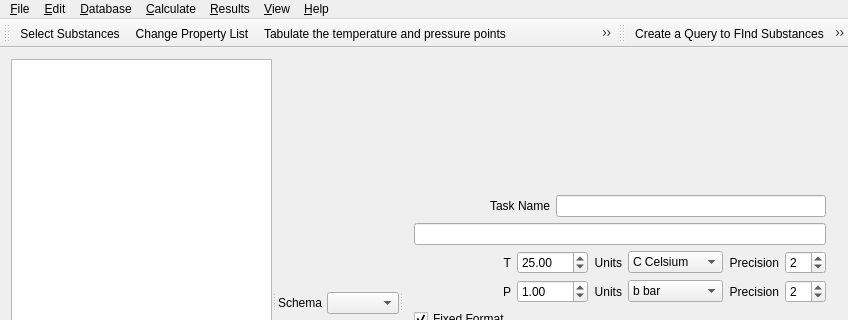
Qt form gui/src/ThermoFunWidget.ui (thermohub/thermofun) before a commit; both pictures show x 0 to 848 and y 0 to 320 of the 848 by 575 pixel window.
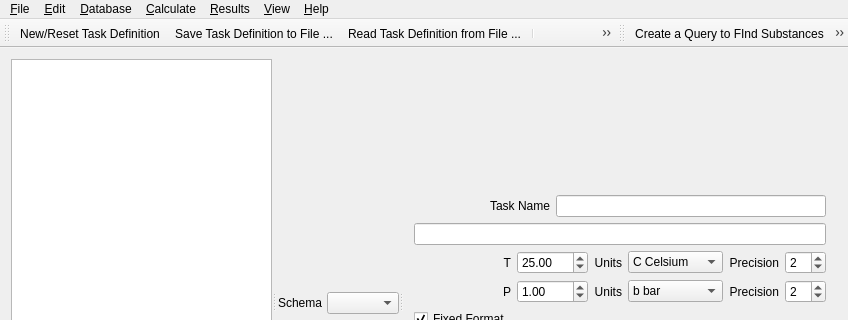
The same form after that commit. Icons and pictures are not drawn.

```diff
--- a/gui/src/ThermoFunWidget.ui
+++ b/gui/src/ThermoFunWidget.ui
@@ -444,6 +444,10 @@
    <attribute name="toolBarBreak">
     <bool>false</bool>
    </attribute>
+   <addaction name="actionNew_Reset_Task_Definition"/>
+   <addaction name="actionExport_CfgFile"/>
+   <addaction name="actionImport_CfgFile"/>
+   <addaction name="separator"/>
    <addaction name="actionSelectSubstances"/>
    <addaction name="actionChange_Property_list"/>
    <addaction name="actionCalculate_TP"/>
@@ -711,6 +715,9 @@
    </property>
   </action>
   <action name="actionSelectSubstances">
+   <property name="enabled">
+    <bool>false</bool>
+   </property>
    <property name="icon">
     <iconset resource="../ThermoFun.qrc">
      <normaloff>:/menu/Icons/ComposModuleIcon24.png</normaloff>:/menu/Icons/ComposModuleIcon24.png</iconset>
```
Left out of the diff: 2 changed lines with no effect on the pictures.
